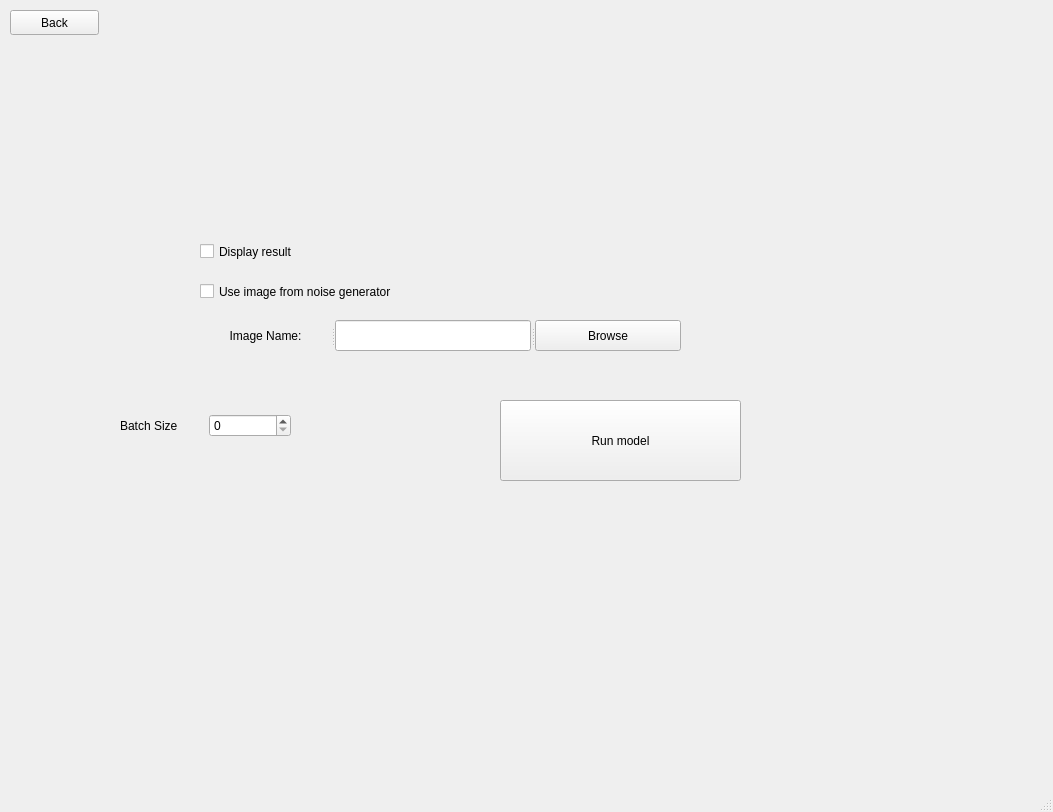
First picture: the form in src/qt_designer_file/main_window.ui, repository rettholzapfel33/Noisey-image, before the edit.
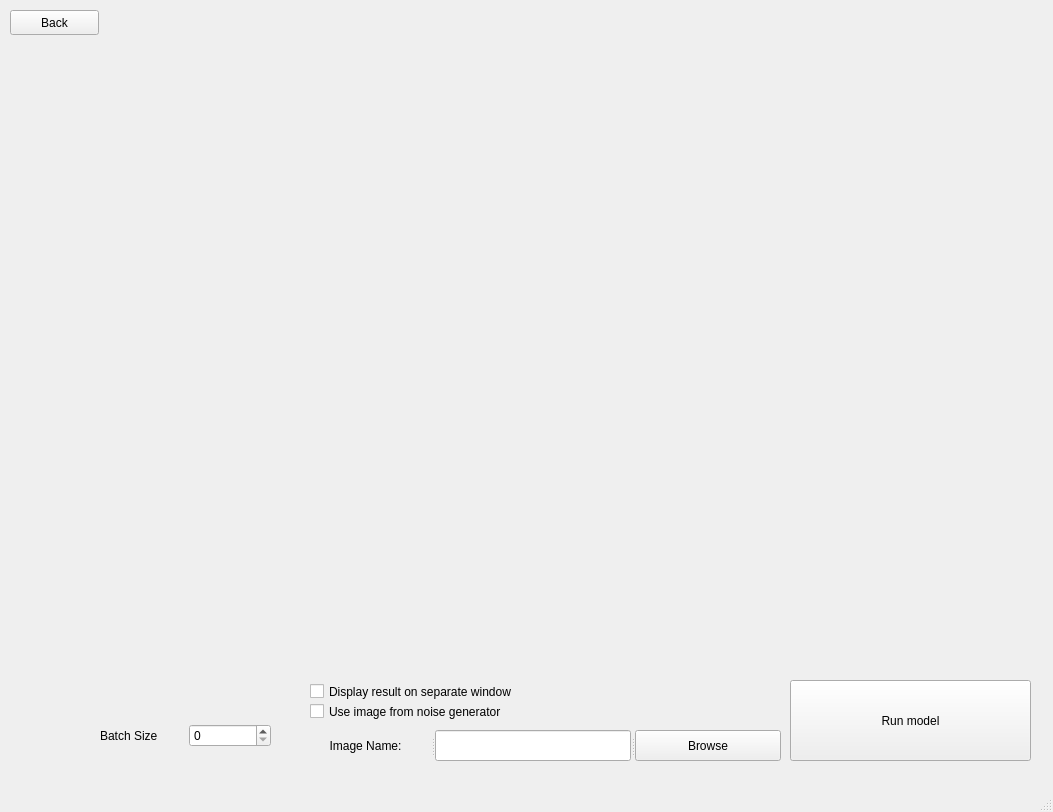
Second picture: the form after the edit. The open tabs and pages were chosen to show the change.

The edit to the form file:
```diff
--- a/src/qt_designer_file/main_window.ui
+++ b/src/qt_designer_file/main_window.ui
@@ -33,21 +33,21 @@
      <widget class="QCheckBox" name="checkBox_2">
       <property name="geometry">
        <rect>
-        <x>190</x>
-        <y>230</y>
-        <width>241</width>
+        <x>300</x>
+        <y>670</y>
+        <width>261</width>
         <height>23</height>
        </rect>
       </property>
       <property name="text">
-       <string>Display result</string>
+       <string>Display result on separate window</string>
       </property>
      </widget>
      <widget class="QWidget" name="layoutWidget">
       <property name="geometry">
        <rect>
-        <x>110</x>
-        <y>390</y>
+        <x>90</x>
+        <y>700</y>
         <width>171</width>
         <height>51</height>
        </rect>
@@ -68,8 +68,8 @@
      <widget class="QCheckBox" name="checkBox">
       <property name="geometry">
        <rect>
-        <x>190</x>
-        <y>270</y>
+        <x>300</x>
+        <y>690</y>
         <width>251</width>
         <height>23</height>
        </rect>
@@ -81,8 +81,8 @@
      <widget class="QPushButton" name="pushButton_2">
       <property name="geometry">
        <rect>
-        <x>490</x>
-        <y>390</y>
+        <x>780</x>
+        <y>670</y>
         <width>241</width>
         <height>81</height>
        </rect>
@@ -107,8 +107,8 @@
      <widget class="QSplitter" name="splitter_2">
       <property name="geometry">
        <rect>
-        <x>190</x>
-        <y>310</y>
+        <x>290</x>
+        <y>720</y>
         <width>481</width>
         <height>31</height>
        </rect>
@@ -131,6 +131,51 @@
        </property>
       </widget>
      </widget>
+     <widget class="QLabel" name="original2">
+      <property name="geometry">
+       <rect>
+        <x>20</x>
+        <y>60</y>
+        <width>361</width>
+        <height>351</height>
+       </rect>
+      </property>
+      <property name="text">
+       <string/>
+      </property>
+      <property name="scaledContents">
+       <bool>true</bool>
+      </property>
+     </widget>
+     <widget class="QLabel" name="segmented">
+      <property name="geometry">
+       <rect>
+        <x>420</x>
+        <y>60</y>
+        <width>591</width>
+        <height>581</height>
+       </rect>
+      </property>
+      <property name="text">
+       <string/>
+      </property>
+      <property name="scaledContents">
+       <bool>true</bool>
+      </property>
+     </widget>
+     <widget class="QLabel" name="color_palette">
+      <property name="geometry">
+       <rect>
+        <x>60</x>
+        <y>410</y>
+        <width>351</width>
+        <height>221</height>
+       </rect>
+      </property>
+      <property name="text">
+       <string/>
+      </property>
+     </widget>
     </widget>
     <widget class="QWidget" name="page_3">
      <widget class="QPushButton" name="pb_noise_gen">
```
Left out of the diff: 2 changed lines with no effect on the pictures.
